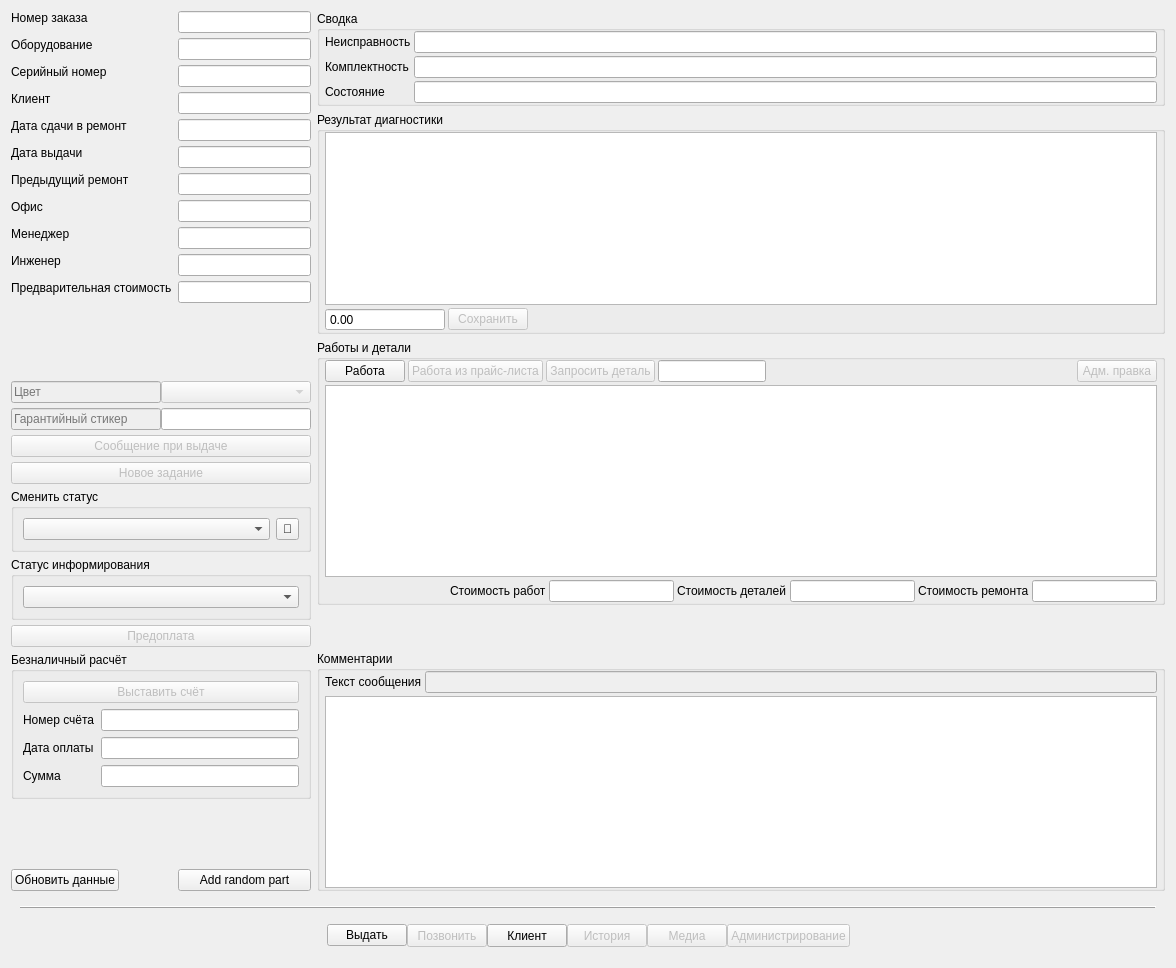
Before: the Qt Designer form tabrepair.ui in solderercb/snap_crm, drawn with Qt 5.
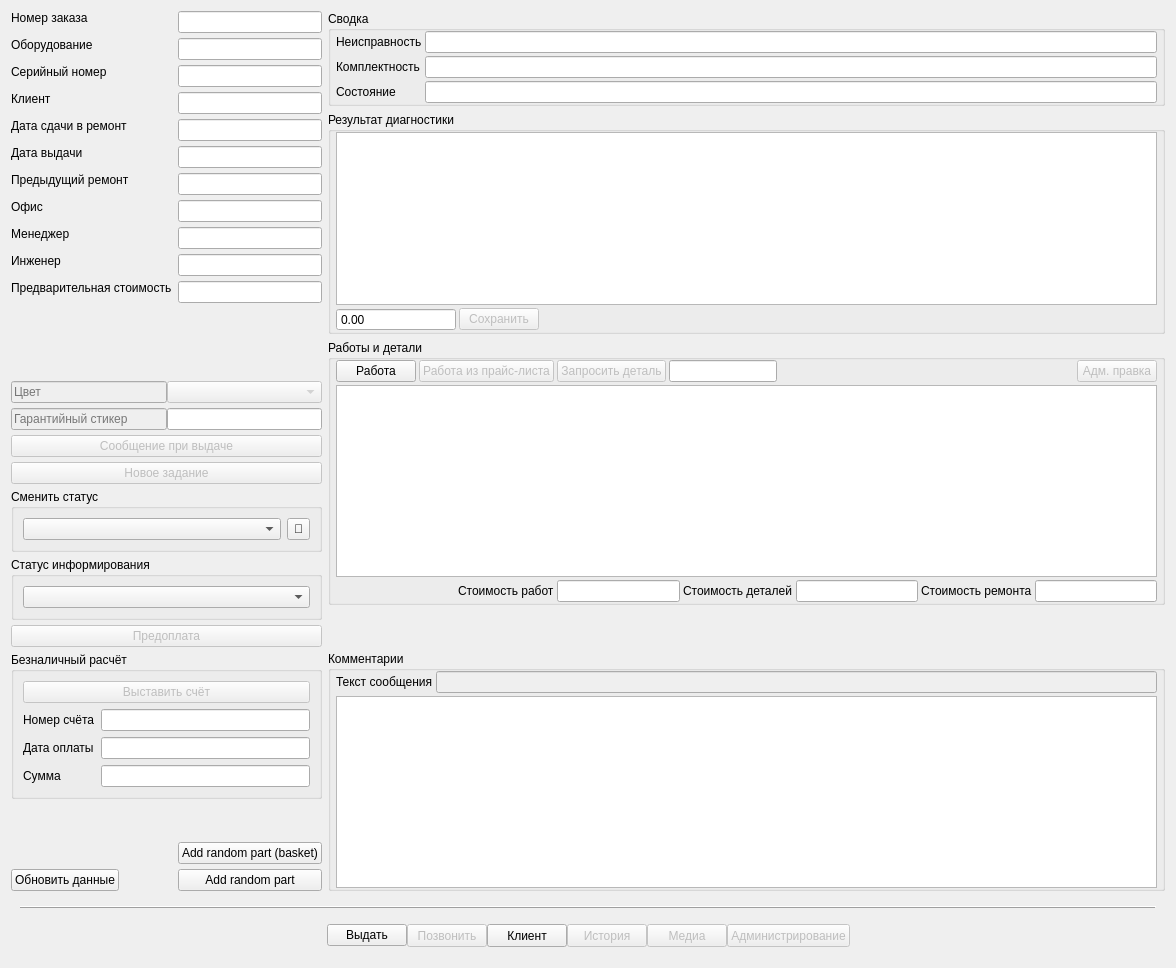
After: the same form once the commit is applied. Custom widgets are drawn as their Qt base class.

What changed in the file:
```diff
--- a/tabrepair.ui
+++ b/tabrepair.ui
@@ -1275,20 +1275,27 @@
            </property>
           </spacer>
          </item>
-         <item row="21" column="0">
+         <item row="22" column="0">
           <widget class="QPushButton" name="pushButtonManualUpdateRepairData">
            <property name="text">
             <string>Обновить данные</string>
            </property>
           </widget>
          </item>
-         <item row="21" column="1">
+         <item row="22" column="1">
           <widget class="QPushButton" name="dbgBtnAddRandomPart">
            <property name="text">
             <string>Add random part</string>
            </property>
           </widget>
          </item>
+         <item row="21" column="1">
+          <widget class="QPushButton" name="dbgBtnAddRandomPartBasket">
+           <property name="text">
+            <string>Add random part (basket)</string>
+           </property>
+          </widget>
+         </item>
         </layout>
        </item>
       </layout>
```
